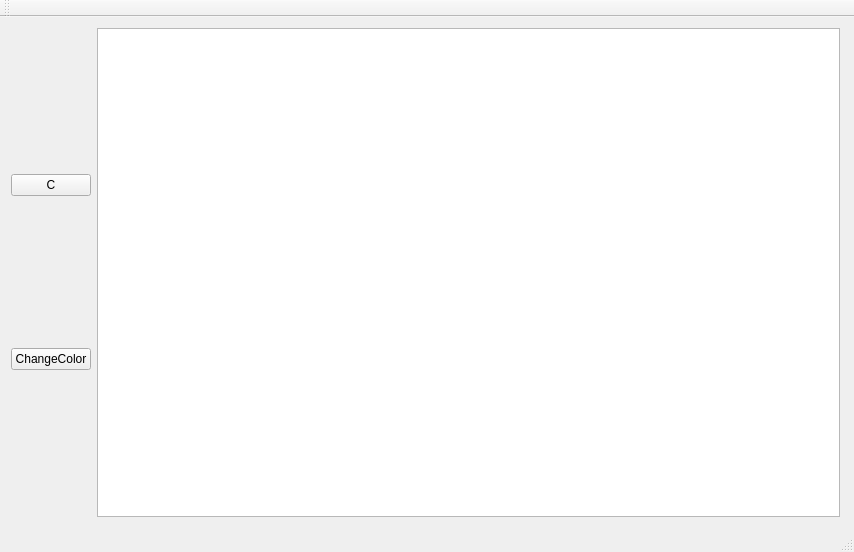
Old version of the form pc/copTest/mainwindow.ui in the repository coploftbas/XDraw.
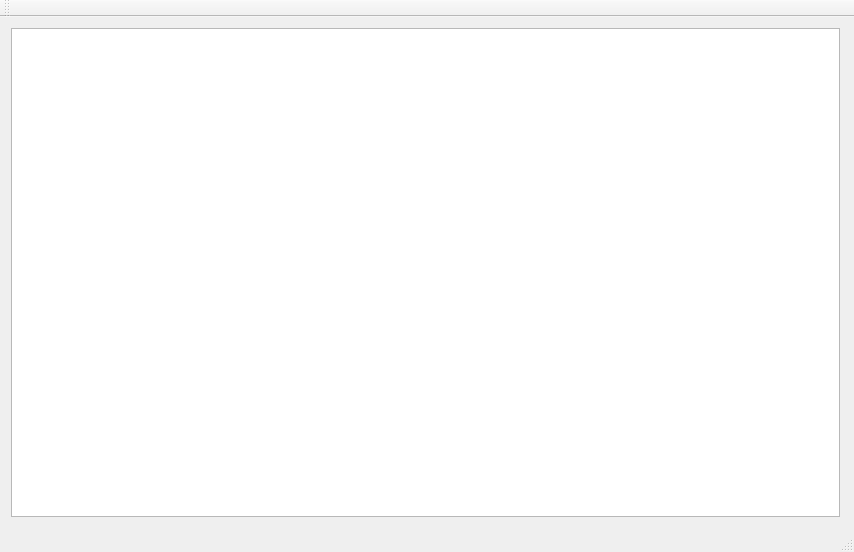
New version of the form.

The edit to the form file:
```diff
--- a/pc/copTest/mainwindow.ui
+++ b/pc/copTest/mainwindow.ui
@@ -24,24 +24,6 @@
      </rect>
     </property>
     <layout class="QHBoxLayout" name="horizontalLayout">
-     <item>
-      <layout class="QVBoxLayout" name="verticalLayout">
-       <item>
-        <widget class="QPushButton" name="pushButton">
-         <property name="text">
-          <string>C</string>
-         </property>
-        </widget>
-       </item>
-       <item>
-        <widget class="QPushButton" name="pushButton_2">
-         <property name="text">
-          <string>ChangeColor</string>
-         </property>
-        </widget>
-       </item>
-      </layout>
-     </item>
      <item>
       <widget class="QGraphicsView" name="graphicsView">
        <property name="maximumSize">
```
Lines whose indentation alone changed are shown as unchanged.
